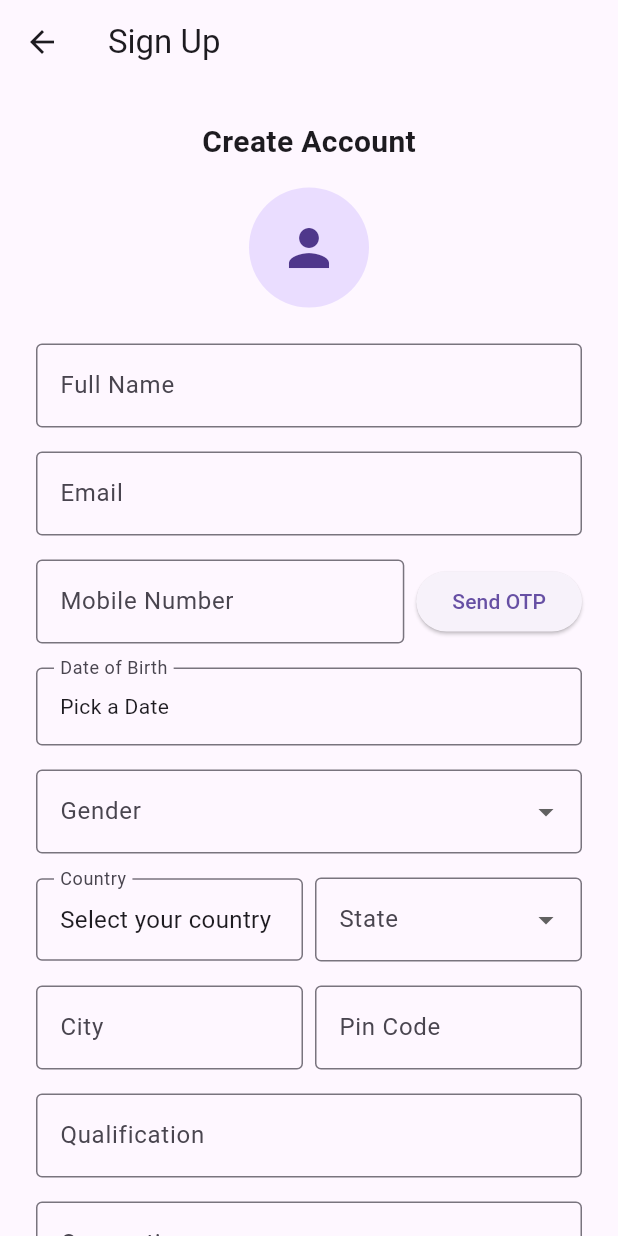
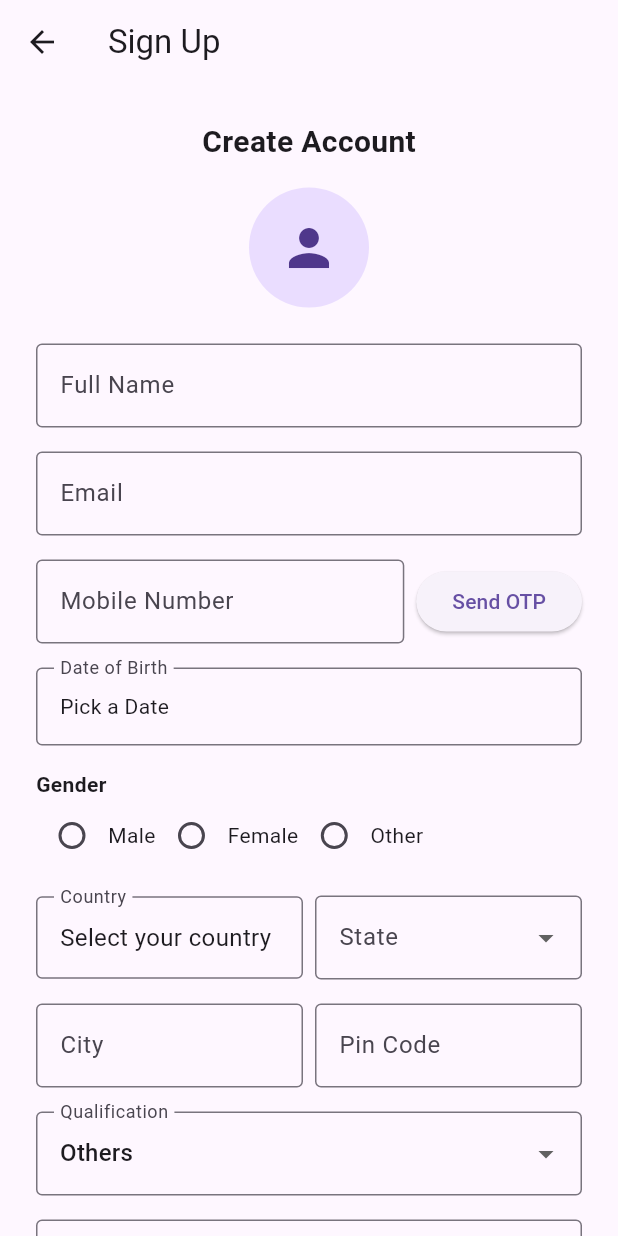
Before and after one commit to AswiniKrishna05/pulse-post, a Flutter app: the PersonalInfoView screen opened by its route, on a phone screen of 412 x 824 dp. Run offline on Flutter 3.47's test engine with Material 3 defaults, Android fonts, the phone set to English and light mode, and no system bars; our stand-ins replace cloud_firestore, cloud_functions, country_picker, firebase_auth, firebase_core, firebase_storage and 3 more; accounts and stored records are empty.

Commit message:
second commit

```diff
--- a/lib/views/personal_info/personal_info_view.dart
+++ b/lib/views/personal_info/personal_info_view.dart
@@ -6,6 +6,7 @@ import '../../core/navigation/app_routes.dart';
 import '../../viewmodels/personal_info_viewmodel.dart';
 import '../widgets/custom_textfield.dart';
 import '../widgets/primary_button.dart';
+import 'interests_categories_view.dart';
 
 
 class PersonalInfoView extends StatelessWidget {
@@ -121,15 +122,39 @@ class PersonalInfoView extends StatelessWidget {
             ),
             const SizedBox(height: 16),
 
-            DropdownButtonFormField<String>(
-              value: vm.gender.isNotEmpty ? vm.gender : null,
-              decoration: const InputDecoration(labelText: 'Gender', border: OutlineInputBorder()),
-              items: const [
-                DropdownMenuItem(value: 'Male', child: Text('Male')),
-                DropdownMenuItem(value: 'Female', child: Text('Female')),
-                DropdownMenuItem(value: 'Other', child: Text('Other')),
+            Column(
+              crossAxisAlignment: CrossAxisAlignment.start,
+              children: [
+                const Text('Gender', style: TextStyle(fontWeight: FontWeight.bold)),
+                Row(
+                  children: [
+                    Radio<String>(
+                      value: 'Male',
+                      groupValue: vm.gender,
+                      onChanged: (value) {
+                        vm.updateField('gender', value!);
+                      },
+                    ),
+                    const Text('Male'),
+                    Radio<String>(
+                      value: 'Female',
+                      groupValue: vm.gender,
+                      onChanged: (value) {
+                        vm.updateField('gender', value!);
+                      },
+                    ),
+                    const Text('Female'),
+                    Radio<String>(
+                      value: 'Other',
+                      groupValue: vm.gender,
+                      onChanged: (value) {
+                        vm.updateField('gender', value!);
+                      },
+                    ),
+                    const Text('Other'),
+                  ],
+                ),
               ],
-              onChanged: (val) => vm.updateField('gender', val!),
             ),
             const SizedBox(height: 16),
 
@@ -197,11 +222,37 @@ class PersonalInfoView extends StatelessWidget {
             ),
             const SizedBox(height: 16),
 
-            CustomTextField(
-              label: 'Qualification',
-              hint: 'Select Qualification',
-              onChanged: (val) => vm.updateField('qualification', val),
+            DropdownButtonFormField<String>(
+              value: vm.qualification.isNotEmpty && [
+                '10th', 'plustwo', 'diploma', 'bachelor of degree', 'master of degree', 'others'
+              ].contains(vm.qualification) ? vm.qualification : 'others',
+              decoration: const InputDecoration(labelText: 'Qualification', border: OutlineInputBorder()),
+              items: const [
+                DropdownMenuItem(value: '10th', child: Text('10th')),
+                DropdownMenuItem(value: 'plustwo', child: Text('Plustwo')),
+                DropdownMenuItem(value: 'diploma', child: Text('Diploma')),
+                DropdownMenuItem(value: 'bachelor of degree', child: Text('Bachelor of Degree')),
+                DropdownMenuItem(value: 'master of degree', child: Text('Master of Degree')),
+                DropdownMenuItem(value: 'others', child: Text('Others')),
+              ],
+              onChanged: (val) {
+                if (val == 'others') {
+                  vm.updateField('qualification', 'others');
+                } else {
+                  vm.updateField('qualification', val!);
+                }
+              },
             ),
+            if (vm.qualification == 'others')
+              Padding(
+                padding: const EdgeInsets.only(top: 8.0),
+                child: CustomTextField(
+                  label: 'Please specify',
+                  hint: 'Enter your qualification',
+                  onChanged: (val) => vm.updateField('customQualification', val),
+                  initialValue: vm.customQualification,
+                ),
+              ),
             const SizedBox(height: 16),
 
             CustomTextField(
@@ -209,7 +260,10 @@ class PersonalInfoView extends StatelessWidget {
               hint: 'Select Occupation',
               onChanged: (val) => vm.updateField('occupation', val),
             ),
-            const SizedBox(height: 16),
+            // const SizedBox(height: 24),
+            // const InterestsCategoriesView(),
+            // const SizedBox(height: 24),
+
 
             CustomTextField(
               label: 'Referral Code (Optional)',
--- a/lib/views/widgets/custom_textfield.dart
+++ b/lib/views/widgets/custom_textfield.dart
@@ -7,6 +7,7 @@ class CustomTextField extends StatelessWidget {
   final IconData? suffixIcon;
   final Function()? onToggleVisibility;
   final ValueChanged<String> onChanged;
+  final String? initialValue;
 
   const CustomTextField({
     super.key,
@@ -16,11 +17,17 @@ class CustomTextField extends StatelessWidget {
     this.obscure = false,
     this.suffixIcon,
     this.onToggleVisibility,
+    this.initialValue,
   });
 
   @override
   Widget build(BuildContext context) {
+    final controller = TextEditingController(text: initialValue);
+    controller.selection = TextSelection.fromPosition(
+      TextPosition(offset: controller.text.length),
+    );
     return TextField(
+      controller: controller,
       onChanged: onChanged,
       obscureText: obscure,
       decoration: InputDecoration(
```
Also changed, not shown: lib/viewmodels/personal_info_viewmodel.dart (+14 -2 lines), lib/views/personal_info/interests_categories_view.dart (added, +90 -0 lines).
